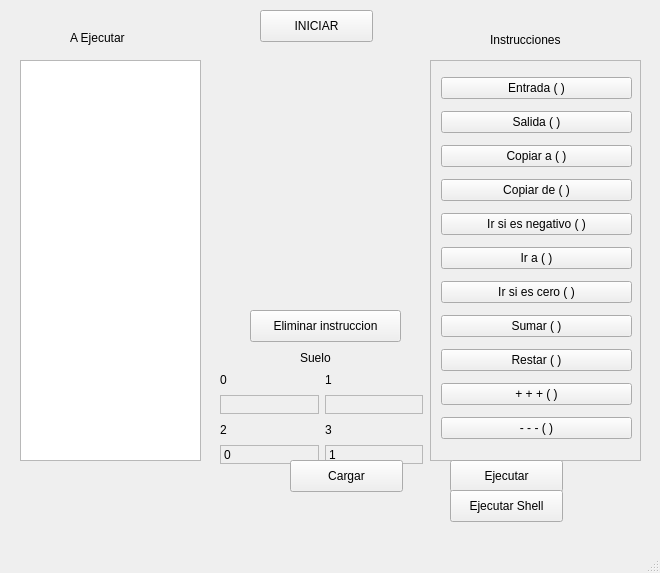
Qt form Interfaz.ui (AlexandroCode/pgmAlgoritmos) before a commit.
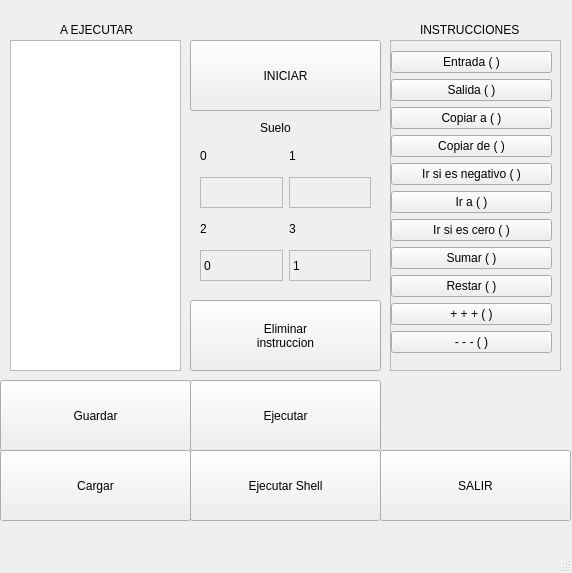
The same form after that commit.

Commit message: boton guardar agregado

What changed in the file:
```diff
--- a/Interfaz.ui
+++ b/Interfaz.ui
@@ -6,7 +6,7 @@
    <rect>
     <x>0</x>
     <y>0</y>
-    <width>660</width>
+    <width>572</width>
     <height>573</height>
    </rect>
   </property>
@@ -20,10 +20,10 @@
    <widget class="QScrollArea" name="scrollArea">
     <property name="geometry">
      <rect>
-      <x>430</x>
-      <y>60</y>
-      <width>211</width>
-      <height>401</height>
+      <x>390</x>
+      <y>40</y>
+      <width>171</width>
+      <height>331</height>
      </rect>
     </property>
     <property name="cursor" stdset="0">
@@ -40,17 +40,17 @@
       <rect>
        <x>0</x>
        <y>0</y>
-       <width>209</width>
-       <height>399</height>
+       <width>169</width>
+       <height>329</height>
       </rect>
      </property>
      <widget class="QWidget" name="verticalLayoutWidget">
       <property name="geometry">
        <rect>
-        <x>10</x>
+        <x>0</x>
         <y>10</y>
-        <width>191</width>
-        <height>381</height>
+        <width>161</width>
+        <height>311</height>
        </rect>
       </property>
       <layout class="QVBoxLayout" name="verticalLayout">
@@ -162,10 +162,10 @@
    <widget class="QWidget" name="gridLayoutWidget">
     <property name="geometry">
      <rect>
-      <x>220</x>
-      <y>370</y>
-      <width>203</width>
-      <height>94</height>
+      <x>200</x>
+      <y>140</y>
+      <width>171</width>
+      <height>141</height>
      </rect>
     </property>
     <layout class="QGridLayout" name="gridLayout">
@@ -263,10 +263,10 @@
    <widget class="QListWidget" name="listInstrucciones">
     <property name="geometry">
      <rect>
-      <x>20</x>
-      <y>60</y>
-      <width>181</width>
-      <height>401</height>
+      <x>10</x>
+      <y>40</y>
+      <width>171</width>
+      <height>331</height>
      </rect>
     </property>
     <property name="acceptDrops">
@@ -276,50 +276,51 @@
    <widget class="QLabel" name="label_5">
     <property name="geometry">
      <rect>
-      <x>490</x>
-      <y>30</y>
-      <width>91</width>
+      <x>420</x>
+      <y>20</y>
+      <width>111</width>
       <height>20</height>
      </rect>
     </property>
     <property name="text">
-     <string>Instrucciones</string>
+     <string>INSTRUCCIONES</string>
     </property>
    </widget>
    <widget class="QLabel" name="label_6">
     <property name="geometry">
      <rect>
-      <x>70</x>
-      <y>30</y>
-      <width>71</width>
-      <height>16</height>
+      <x>60</x>
+      <y>20</y>
+      <width>81</width>
+      <height>20</height>
      </rect>
     </property>
     <property name="text">
-     <string>A Ejecutar</string>
+     <string>A EJECUTAR</string>
     </property>
    </widget>
    <widget class="QPushButton" name="btnborrar">
     <property name="geometry">
      <rect>
-      <x>250</x>
-      <y>310</y>
-      <width>151</width>
-      <height>32</height>
+      <x>190</x>
+      <y>300</y>
+      <width>191</width>
+      <height>71</height>
      </rect>
     </property>
     <property name="acceptDrops">
      <bool>true</bool>
     </property>
     <property name="text">
-     <string>Eliminar instruccion</string>
+     <string>Eliminar 
+instruccion</string>
     </property>
    </widget>
    <widget class="QLabel" name="label_7">
     <property name="geometry">
      <rect>
-      <x>300</x>
-      <y>350</y>
+      <x>260</x>
+      <y>120</y>
       <width>61</width>
       <height>16</height>
      </rect>
@@ -331,10 +332,10 @@
    <widget class="QPushButton" name="btnstart">
     <property name="geometry">
      <rect>
-      <x>260</x>
-      <y>10</y>
-      <width>113</width>
-      <height>32</height>
+      <x>190</x>
+      <y>40</y>
+      <width>191</width>
+      <height>71</height>
      </rect>
     </property>
     <property name="text">
@@ -344,10 +345,10 @@
    <widget class="QPushButton" name="btnEjecutar">
     <property name="geometry">
      <rect>
-      <x>450</x>
-      <y>460</y>
-      <width>113</width>
-      <height>32</height>
+      <x>190</x>
+      <y>380</y>
+      <width>191</width>
+      <height>71</height>
      </rect>
     </property>
     <property name="text">
@@ -357,10 +358,10 @@
    <widget class="QPushButton" name="btnCargar">
     <property name="geometry">
      <rect>
-      <x>290</x>
-      <y>460</y>
-      <width>113</width>
-      <height>32</height>
+      <x>0</x>
+      <y>450</y>
+      <width>191</width>
+      <height>71</height>
      </rect>
     </property>
     <property name="text">
@@ -370,16 +371,45 @@
    <widget class="QPushButton" name="btnExeShell">
     <property name="geometry">
      <rect>
-      <x>450</x>
-      <y>490</y>
-      <width>113</width>
-      <height>32</height>
+      <x>190</x>
+      <y>450</y>
+      <width>191</width>
+      <height>71</height>
      </rect>
     </property>
     <property name="text">
      <string>Ejecutar Shell</string>
     </property>
    </widget>
+   <widget class="QPushButton" name="btnGuardar">
+    <property name="geometry">
+     <rect>
+      <x>0</x>
+      <y>380</y>
+      <width>191</width>
+      <height>71</height>
+     </rect>
+    </property>
+    <property name="toolTip">
+     <string>Guarda un archivo con la lista de instrucciones</string>
+    </property>
+    <property name="text">
+     <string>Guardar</string>
+    </property>
+   </widget>
+   <widget class="QPushButton" name="btnSalir">
+    <property name="geometry">
+     <rect>
+      <x>380</x>
+      <y>450</y>
+      <width>191</width>
+      <height>71</height>
+     </rect>
+    </property>
+    <property name="text">
+     <string>SALIR</string>
+    </property>
+   </widget>
   </widget>
   <widget class="QMenuBar" name="menubar">
    <property name="geometry">
```
Left out of the diff: 97 changed lines with no effect on the pictures. The commit also changes 2 other files.
